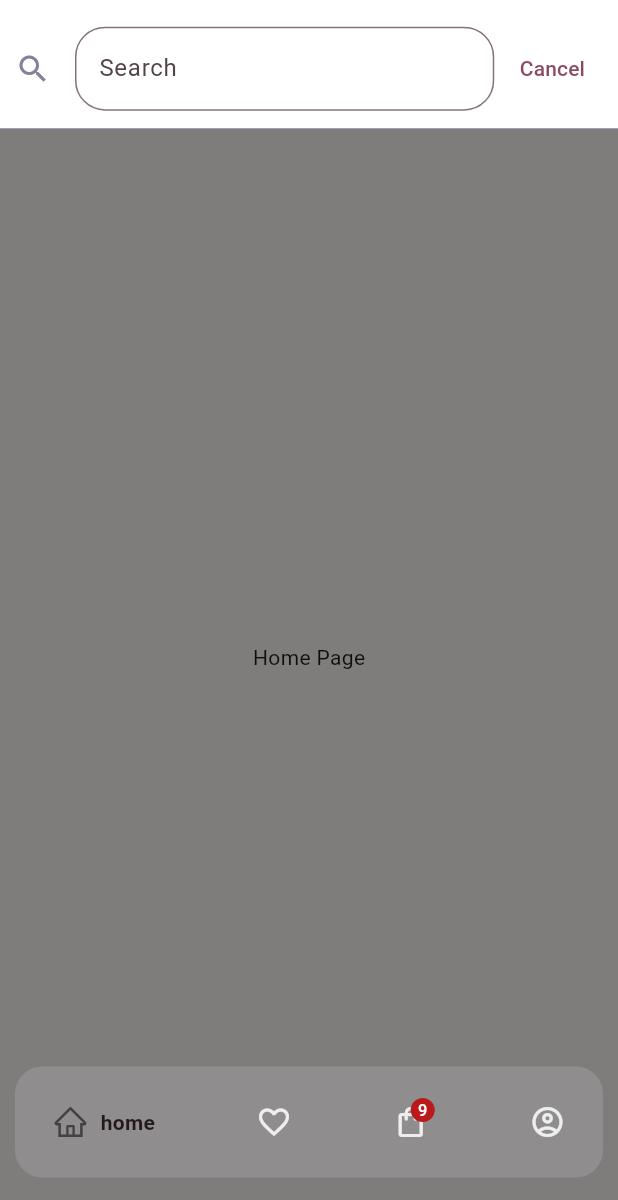
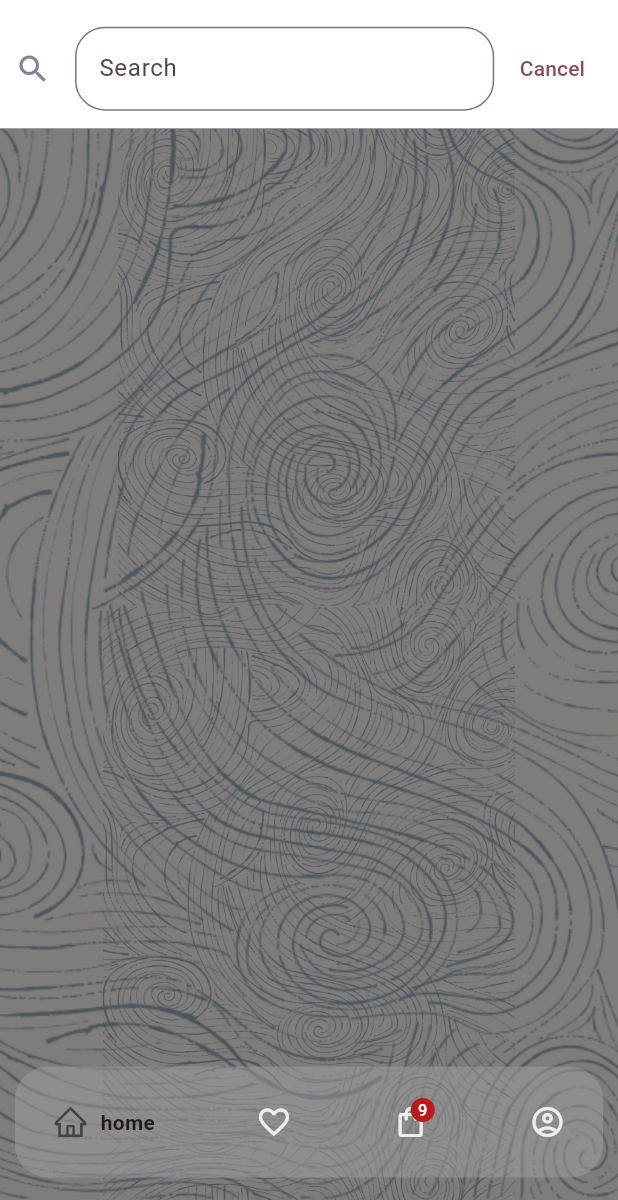
Before and after one commit to Middleboyno2/learn_build_app_with_backend_django, a Flutter app: the AppEntryPoint screen opened by its route, after a tap on the "search" icon, on a phone screen of 412 x 824 dp, the part 36-1236 px from its top. Run offline on Flutter 3.47's test engine with Material 3 defaults, Android fonts, the phone set to English and light mode, and no system bars; drawn by our look-alikes of google_nav_bar; our stand-ins replace flutter_dotenv, flutter_hooks, flutter_screenutil, flutter_vector_icons, get_storage, go_router and 3 more; missing offline and left inert: cross_connectivity; accounts and stored records are empty.

Commit message:
update them ti

```diff
--- a/lib/common/utils/app_routes.dart
+++ b/lib/common/utils/app_routes.dart
@@ -4,6 +4,7 @@ import 'package:flutter/material.dart';
 import 'package:go_router/go_router.dart';
 import 'package:shoes_store/src/entrypoint/views/entrypoint.dart';
 import 'package:shoes_store/src/login/views/auth.dart';
+import 'package:shoes_store/src/notification/views/notification.dart';
 import 'package:shoes_store/src/onboarding/views/onboarding_page.dart';
 import 'package:shoes_store/src/splashscreen/views/splashscreen_page.dart';
 
@@ -79,10 +80,10 @@ final GoRouter _router = GoRouter(
     //   builder: (context, state) => const AddressesListPage(),
     // ),
     //
-    //  GoRoute(
-    //   path: '/notifications',
-    //   builder: (context, state) => const NotificationPage(),
-    // ),
+     GoRoute(
+      path: '/notifications',
+      builder: (context, state) => const NotificationPage(),
+    ),
     //
     //  GoRoute(
     //   path: '/tracking',
--- a/lib/const/resource.dart
+++ b/lib/const/resource.dart
@@ -23,6 +23,8 @@ class R {
   /// ![preview](file:///Volumes/Transfer/Projects/fashion/assets/images/failed.png)
   static const String ASSETS_IMAGES_FAILED_PNG = 'assets/images/failed.png';
 
+  static const String ASSETS_IMAGES_WAVE_JPEG =  'assets/images/wave.png';
+
   /// ![preview](file:///Volumes/Transfer/Projects/fashion/assets/images/getstarted.png)
   static const String ASSETS_IMAGES_GETSTARTED_PNG =
       'assets/images/getstarted.png';
--- a/lib/src/cart/views/cart_screen.dart
+++ b/lib/src/cart/views/cart_screen.dart
@@ -6,6 +6,7 @@ class CartScreen extends StatelessWidget {
   @override
   Widget build(BuildContext context) {
     return Scaffold(
+      backgroundColor: Colors.transparent,
       body: Center(
         child: Text("Cart Page"),
       ),
--- a/lib/src/entrypoint/views/entrypoint.dart
+++ b/lib/src/entrypoint/views/entrypoint.dart
@@ -1,4 +1,5 @@
 import 'package:flutter/material.dart';
+import 'package:flutter_screenutil/flutter_screenutil.dart';
 import 'package:flutter_vector_icons/flutter_vector_icons.dart';
 import 'package:google_nav_bar/google_nav_bar.dart';
 import 'package:provider/provider.dart';
@@ -7,6 +8,8 @@ import 'package:shoes_store/src/entrypoint/controllers/bottom_tab_notifier.dart'
 import 'package:shoes_store/src/home/views/home.dart';
 import 'package:shoes_store/src/profile/views/profile_screen.dart';
 import 'package:shoes_store/src/wishlist/views/wishlist_screen.dart';
+
+import '../../../const/resource.dart';
 
 class AppEntryPoint extends StatefulWidget {
   const AppEntryPoint({super.key});
@@ -29,17 +32,28 @@ class _AppEntryPointState extends State<AppEntryPoint> {
     return Consumer<BottomTabNotifier>(
       builder: (context, value, child){
         return Scaffold(
-          backgroundColor: Colors.transparent,
+          // backgroundColor: Colors.transparent,
           body: Stack(
             children: [
-              _page[context.watch<BottomTabNotifier>().selected],
+              Container(
+                height: ScreenUtil().screenHeight,
+                width: ScreenUtil().screenWidth,
+                decoration: const BoxDecoration(
+                  image: DecorationImage(
+                      image: AssetImage(R.ASSETS_IMAGES_WAVE_JPEG),
+                      fit: BoxFit.cover
+                  ),
+                ),
+                child: _page[context.watch<BottomTabNotifier>().selected],
+              ),
+
               Align(
                 alignment: const Alignment(0,1),
                 child: Container(
                   margin: EdgeInsets.symmetric(horizontal: 10, vertical: 15),
                   decoration: BoxDecoration(
                     color: Colors.grey.withOpacity(0.5),
-                    borderRadius: BorderRadius.circular(18),
+                    borderRadius: BorderRadius.circular(22),
                   ),
                   child: GNav(
                     // color: Colors.grey.shade200,
--- a/lib/src/home/controllers/home_notifier.dart
+++ b/lib/src/home/controllers/home_notifier.dart
@@ -1,17 +1,46 @@
 
+import 'package:flutter/material.dart';
 import 'package:flutter/widgets.dart';
+import 'package:go_router/go_router.dart';
+import 'package:shoes_store/common/services/storage.dart';
+import 'package:shoes_store/common/utils/app_routes.dart';
+import 'package:shoes_store/common/widgets/login_bottom_sheet.dart';
 
 class HomeNotifier extends ChangeNotifier{
   // on/off search
   bool _isSearch = false;
   // search controller
   TextEditingController searchController = TextEditingController();
+  // select card
+  bool _isCard = false;
+
+
+
+  //============================================================================
+
 
   // get status search
   bool get isSearch => _isSearch;
+
+  // get status select card
+  bool get isCard => _isCard;
+
 
   void changeSearch(){
     _isSearch = !_isSearch;
     notifyListeners();
   }
+
+  void changeCard(){
+    _isCard = !_isCard;
+    notifyListeners();
+  }
+
+  void isLoggedIn(BuildContext context){
+    if (Storage().getString("accessToken") == null) {
+      loginBottomSheet(context);
+    }else{
+      context.push("/notifications");
+    }
+  }
 }
--- a/lib/src/home/views/home.dart
+++ b/lib/src/home/views/home.dart
@@ -1,8 +1,12 @@
   import 'package:flutter/material.dart';
+  import 'package:flutter_screenutil/flutter_screenutil.dart';
   import 'package:provider/provider.dart';
   import 'package:shoes_store/src/home/controllers/home_notifier.dart';
   import 'package:shoes_store/src/home/widgets/custom_app_bar.dart';
+  import 'package:shoes_store/src/home/widgets/list_card/custom_card.dart';
   import 'package:shoes_store/src/home/widgets/search.dart';
+
+  import '../../../const/resource.dart';
 
 
   class HomeScreen extends StatefulWidget {
@@ -14,6 +18,10 @@ class HomeScreen extends StatefulWidget {
 
   class _HomeScreenState extends State<HomeScreen> {
     @override
+  void initState() {
+    super.initState();
+  }
+    @override
     Widget build(BuildContext context) {
       return Consumer<HomeNotifier>(
         builder: (BuildContext context, HomeNotifier value, Widget? child) {
@@ -21,15 +29,47 @@ class _HomeScreenState extends State<HomeScreen> {
             children: [
               // first screen
               Scaffold(
+                backgroundColor: Colors.transparent,
                 appBar: PreferredSize(
-                preferredSize: Size.fromHeight(100),
+                  preferredSize: Size.fromHeight(70),
                   child: CustomAppBar(
                     isSearch: value.isSearch,
                     changeSearch: value.changeSearch,
                   ),
                 ),
-              body: Center(
-                child: Text("Home Page"),
+                body: Stack(
+                  children: [
+
+                    SingleChildScrollView(
+                      child: Column(
+                        children: [
+                          SizedBox(
+                            width: ScreenUtil().screenWidth / 1.5,
+                            height: ScreenUtil().screenHeight / 2.3,
+                            child: ListView.builder(
+                              itemCount: 4,
+                              scrollDirection: Axis.horizontal,
+                              itemBuilder:(context, index){
+                                return Center(
+                                  child: CustomCard(isSelect: value.isCard),
+                                );
+                              }
+                            ),
+                          ),
+
+                          Center(
+                            child: CustomCard(isSelect: value.isCard),
+                          ),
+                          Center(
+                            child: CustomCard(isSelect: value.isCard),
+                          ),
+                          Center(
+                            child: CustomCard(isSelect: value.isCard),
+                          )
+                        ],
+                      ),
+                    ),
+                  ],
                 ),
               ),
 
--- a/lib/src/home/widgets/custom_app_bar.dart
+++ b/lib/src/home/widgets/custom_app_bar.dart
@@ -4,10 +4,12 @@ import 'package:flutter_vector_icons/flutter_vector_icons.dart';
 import 'package:shoes_store/common/utils/kcolors.dart';
 import 'package:shoes_store/common/widgets/app_style.dart';
 import 'package:shoes_store/common/widgets/reusable_text.dart';
+import 'package:shoes_store/src/home/widgets/notification_widget.dart';
 
 class CustomAppBar extends StatelessWidget {
   final bool isSearch;
   final VoidCallback changeSearch;
+
   const CustomAppBar({
     super.key,
     required this.isSearch,
@@ -19,6 +21,7 @@ class CustomAppBar extends StatelessWidget {
   Widget build(BuildContext context) {
     final isDarkTheme = Theme.of(context).brightness == Brightness.dark;
     return AppBar(
+      backgroundColor: Colors.transparent.withOpacity(0.2),
       elevation: 0,
       automaticallyImplyLeading: false,
       title: Column(
@@ -26,17 +29,21 @@ class CustomAppBar extends StatelessWidget {
         children: [
           ReusableText(
             text: "Location",
-            style: appStyle(12, Kolors.kGray, FontWeight.normal)
+            style: appStyle(12, Kolors.kWhite, FontWeight.normal)
           ),
           SizedBox(height: 5.h),
           Row(
             children: [
-              Icon(Icons.location_on, size: 16, color: Kolors.kPrimary,),
+              Icon(
+                Icons.location_on,
+                size: 20,
+                color: isDarkTheme? Kolors.kPrimaryLight : Kolors.kPrimary ,
+              ),
               SizedBox(
                 width: 5.w,
               ),
               SizedBox(
-                width: ScreenUtil().screenWidth * 0.7,
+                width: ScreenUtil().screenWidth * 0.5,
                 child: Text(
                   "Please select a location",
                   style: appStyle(
@@ -57,6 +64,7 @@ class CustomAppBar extends StatelessWidget {
           },
           icon: Icon(Icons.search),
         ),
+        NotificationWidget()
       ],
     );
   }
--- /dev/null
+++ b/lib/src/home/widgets/list_card/custom_card.dart
@@ -0,0 +1,34 @@
+import 'package:flutter/material.dart';
+import 'package:flutter_screenutil/flutter_screenutil.dart';
+
+import '../../../../const/resource.dart';
+
+class CustomCard extends StatelessWidget {
+  final bool isSelect;
+  const CustomCard({super.key, required this.isSelect});
+
+  @override
+  Widget build(BuildContext context) {
+    return Stack(
+      alignment: Alignment.center,
+      children: [
+        AnimatedContainer(
+          duration: Duration(milliseconds: 400),
+          width: ScreenUtil().screenWidth / 1.5,
+          height: ScreenUtil().screenHeight / 2.3,
+          padding: const EdgeInsets.all(10.0),
+          margin: EdgeInsets.symmetric(horizontal: 10.w),
+          decoration: BoxDecoration(
+            image: DecorationImage(
+              image: AssetImage(R.ASSETS_IMAGES_WAVE_JPEG),
+              fit: BoxFit.cover
+            ),
+
+            borderRadius: BorderRadius.circular(12)
+          ),
+
+        ),
+      ],
+    );
+  }
+}
--- /dev/null
+++ b/lib/src/home/widgets/notification_widget.dart
@@ -0,0 +1,37 @@
+import 'package:flutter/material.dart';
+import 'package:go_router/go_router.dart';
+
+import '../../../common/services/storage.dart';
+import '../../../common/widgets/login_bottom_sheet.dart';
+
+class NotificationWidget extends StatelessWidget {
+
+  const NotificationWidget({super.key});
+
+  @override
+  Widget build(BuildContext context) {
+    final isDark = Theme.of(context).brightness == Brightness.dark;
+    return GestureDetector(
+      onTap: (){
+        if (Storage().getString("accessToken") == null) {
+          loginBottomSheet(context);
+        }else{
+          context.push("/notifications");
+        }
+      },
+      child: Padding(
+        padding: EdgeInsets.only(right: 10.0),
+        child: Badge(
+          label: Text("4"),
+          child: Icon(
+            Icons.notifications,
+            color: isDark?
+            Colors.grey
+                :
+            Colors.black54,
+          ),
+        ),
+      ),
+    );
+  }
+}
--- a/lib/src/home/widgets/search.dart
+++ b/lib/src/home/widgets/search.dart
@@ -71,6 +71,7 @@ class CustomSearch extends StatelessWidget {
           Expanded(
             child: Container(
               color: Colors.black.withOpacity(0.5),
+
             ),
           ),
         ],
--- /dev/null
+++ b/lib/src/notification/views/notification.dart
@@ -0,0 +1,10 @@
+import 'package:flutter/material.dart';
+
+class NotificationPage extends StatelessWidget {
+  const NotificationPage({super.key});
+
+  @override
+  Widget build(BuildContext context) {
+    return const Placeholder();
+  }
+}
--- a/lib/src/profile/views/profile_screen.dart
+++ b/lib/src/profile/views/profile_screen.dart
@@ -6,6 +6,7 @@ class ProfileScreen extends StatelessWidget {
   @override
   Widget build(BuildContext context) {
     return Scaffold(
+      backgroundColor: Colors.transparent,
       body: Center(
         child: Text("Profile Page"),
       ),
--- a/lib/src/wishlist/views/wishlist_screen.dart
+++ b/lib/src/wishlist/views/wishlist_screen.dart
@@ -6,6 +6,7 @@ class WishlistScreen extends StatelessWidget {
   @override
   Widget build(BuildContext context) {
     return Scaffold(
+      backgroundColor: Colors.transparent,
       body: Center(
         child: Text("Wishlist Page"),
       ),
--- a/pubspec.yaml
+++ b/pubspec.yaml
@@ -45,6 +45,8 @@ dependencies:
   firebase_core: ^2.32.0
   google_nav_bar: ^5.0.7
 
+  fluttertoast: ^8.2.1
+
 dev_dependencies:
   flutter_test:
     sdk: flutter
```
Also changed, not shown: assets/images/wave.png (added), pubspec.lock. Lines whose indentation alone changed are shown as unchanged.
